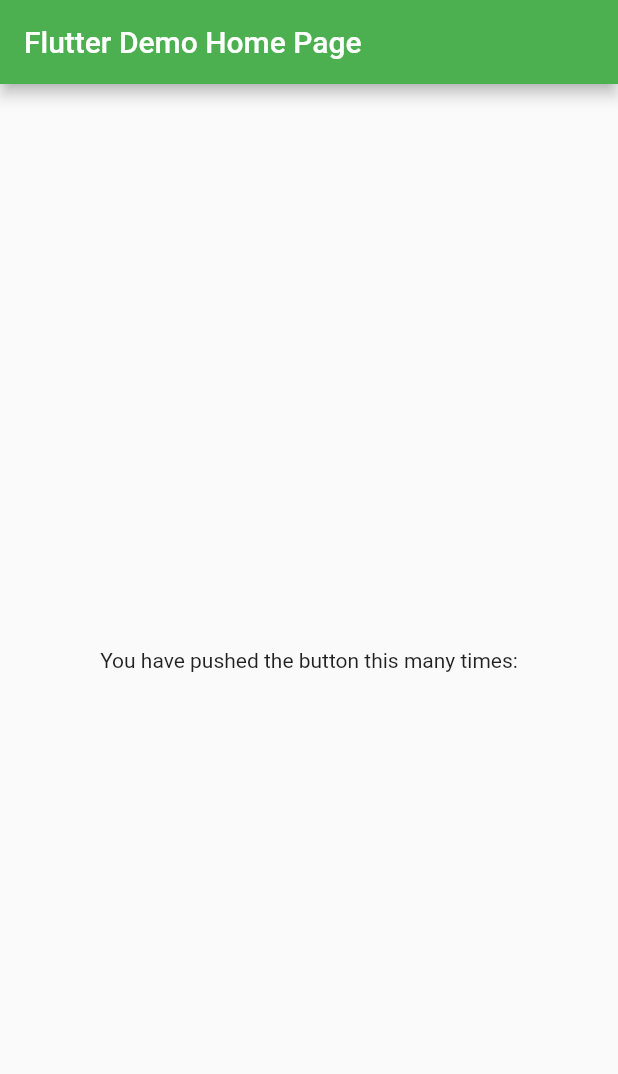
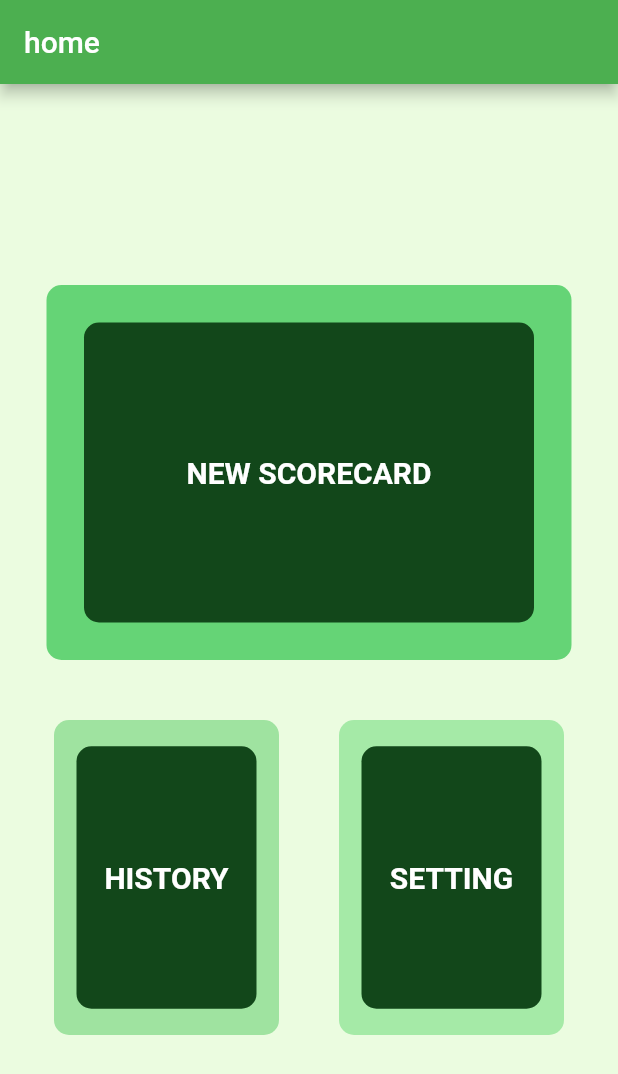
Before and after one commit to liuh2so4/golf, a Flutter app: the screen it shows after launch, on a phone screen of 412 x 824 dp. Shown: the top 1074 px of the screen. Run offline on Flutter 3.47's test engine with Material 2 defaults, Android fonts, the light colour scheme and no system bars.

Commit message:
home UI done 1.need pictures and other small changes 2.need functions after the other UI are done

```diff
--- a/golf_scorecard/lib/home/home.dart
+++ b/golf_scorecard/lib/home/home.dart
@@ -1,30 +1,145 @@
 import 'package:flutter/material.dart';
 
-class MyHomePage extends StatefulWidget {
-  const MyHomePage({Key? key, required this.title}) : super(key: key);
-
+class HomePage extends StatefulWidget {
+  const HomePage({Key? key, required this.title}) : super(key: key);
 
   final String title;
 
   @override
-  State<MyHomePage> createState() => _MyHomePageState();
+  State<HomePage> createState() => _HomePageState();
 }
 
-class _MyHomePageState extends State<MyHomePage> {
-
+class _HomePageState extends State<HomePage> {
   @override
   Widget build(BuildContext context) {
     return Scaffold(
       appBar: AppBar(
         title: Text(widget.title),
       ),
-      body: Center(
+      body: Container(
+        color: Color.fromARGB(197, 230, 252, 216),
         child: Column(
           mainAxisAlignment: MainAxisAlignment.center,
           children: <Widget>[
-            const Text(
-              'You have pushed the button this many times:',
+            SizedBox(
+              height: 30,
             ),
+            Container(
+              child: Stack(
+                alignment: Alignment.center,
+                children: [
+                  Container(
+                    height: 200,
+                    width: 300,
+                    decoration: const BoxDecoration(
+                        color: Color.fromARGB(255, 18, 71, 26),
+                        borderRadius: BorderRadius.only(
+                            topLeft: Radius.circular(10),
+                            topRight: Radius.circular(10),
+                            bottomLeft: Radius.circular(10),
+                            bottomRight: Radius.circular(10))),
+                  ),
+                  Text(
+                    'NEW SCORECARD',
+                    style: TextStyle(
+                      color: Color.fromARGB(255, 255, 255, 255),
+                      fontSize: 20,
+                      fontWeight: FontWeight.bold,
+                    ),
+                  ),
+                ],
+              ),
+              height: 250,
+              width: 350,
+              decoration: const BoxDecoration(
+                  color: Color.fromARGB(255, 101, 212, 118),
+                  borderRadius: BorderRadius.only(
+                      topLeft: Radius.circular(10),
+                      topRight: Radius.circular(10),
+                      bottomLeft: Radius.circular(10),
+                      bottomRight: Radius.circular(10))),
+            ),
+            SizedBox(
+              height: 40,
+            ),
+            Row(mainAxisAlignment: MainAxisAlignment.center, children: <Widget>[
+              Container(
+                child: Stack(
+                  alignment: Alignment.center,
+                  children: [
+                    Container(
+                      height: 175,
+                      width: 120,
+                      decoration: const BoxDecoration(
+                          color: Color.fromARGB(255, 18, 71, 26),
+                          borderRadius: BorderRadius.only(
+                              topLeft: Radius.circular(10),
+                              topRight: Radius.circular(10),
+                              bottomLeft: Radius.circular(10),
+                              bottomRight: Radius.circular(10))),
+                    ),
+                    Text(
+                      'HISTORY',
+                      style: TextStyle(
+                        color: Color.fromARGB(255, 255, 255, 255),
+                        fontSize: 20,
+                        fontWeight: FontWeight.bold,
+                      ),
+                    ),
+                  ],
+                ),
+                height: 210,
+                width: 150,
+                decoration: const BoxDecoration(
+                    color: Color.fromARGB(97, 34, 186, 55),
+                    borderRadius: BorderRadius.only(
+                        topLeft: Radius.circular(10),
+                        topRight: Radius.circular(10),
+                        bottomLeft: Radius.circular(10),
+                        bottomRight: Radius.circular(10))),
+              ),
+              SizedBox(
+                width: 40,
+              ),
+              Container(
+                child: Stack(
+                  alignment: Alignment.center,
+                  children: [
+                    Container(
+                      height: 175,
+                      width: 120,
+                      decoration: const BoxDecoration(
+                          color: Color.fromARGB(255, 18, 71, 26),
+                          borderRadius: BorderRadius.only(
+                              topLeft: Radius.circular(10),
+                              topRight: Radius.circular(10),
+                              bottomLeft: Radius.circular(10),
+                              bottomRight: Radius.circular(10))),
+                    ),
+                    Text(
+                      'SETTING',
+                      style: TextStyle(
+                        color: Color.fromARGB(255, 255, 255, 255),
+                        fontSize: 20,
+                        fontWeight: FontWeight.bold,
+                      ),
+                    ),
+                  ],
+                ),
+                height: 210,
+                width: 150,
+                decoration: const BoxDecoration(
+                    color: Color.fromARGB(99, 55, 205, 78),
+                    borderRadius: BorderRadius.only(
+                        topLeft: Radius.circular(10),
+                        topRight: Radius.circular(10),
+                        bottomLeft: Radius.circular(10),
+                        bottomRight: Radius.circular(10))),
+              ),
+            ]),
+            SizedBox(
+              height: 30,
+            )
           ],
         ),
       ),
--- a/golf_scorecard/lib/main.dart
+++ b/golf_scorecard/lib/main.dart
@@ -15,7 +15,9 @@
       theme: ThemeData(
         primarySwatch: Colors.green,
       ),
-      home: const MyHomePage(title: 'Flutter Demo Home Page'),
+      home: const HomePage(title: 'home'),
+      //home: const History(title: 'history'),
+      //home: const Setting(title: 'setting'),
     );
   }
 }
```
